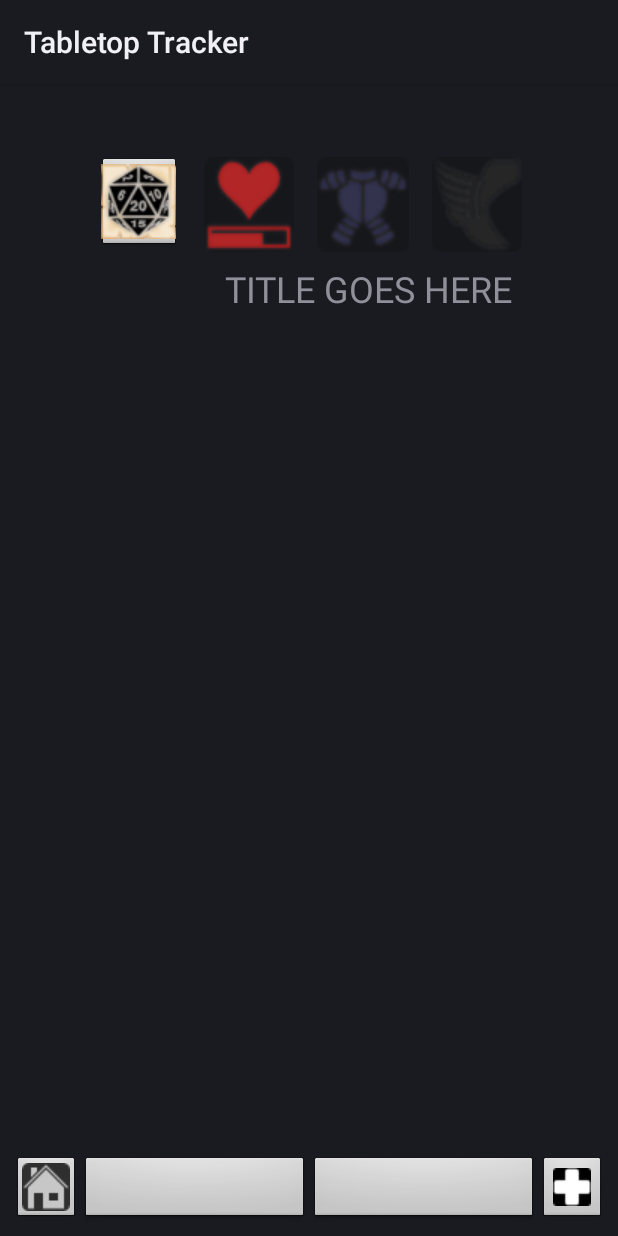
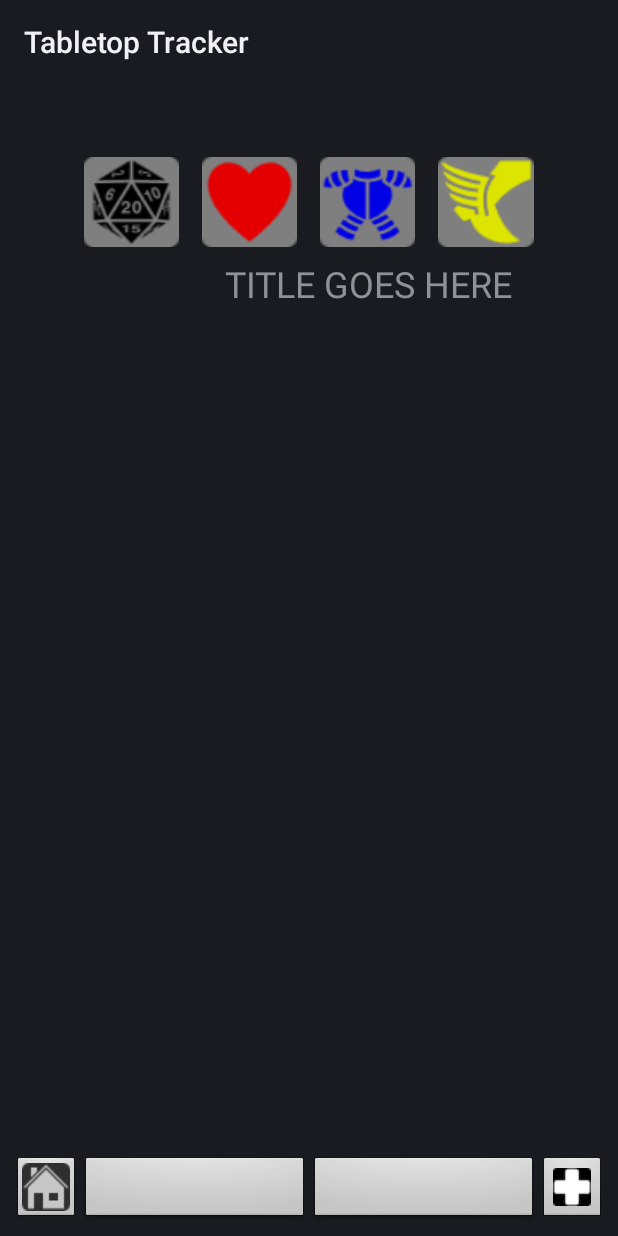
Before and after one commit to Kearns-Alex-School/Android-StatTracker, an Android app: the layout activity_character_details.xml on its own in the app's theme, with its tools: preview values and no code run, on a phone screen of 412 x 824 dp. Run offline under Robolectric (Android 15) with nearby library versions, the phone set to English and light mode, and no system bars.

Commit message:
Adjusted colors and changed images for buttons for ease of reading

```diff
--- a/app/src/main/res/layout/activity_character_details.xml
+++ b/app/src/main/res/layout/activity_character_details.xml
@@ -24,25 +24,9 @@
         app:layout_constraintStart_toStartOf="parent"
         app:layout_constraintTop_toTopOf="parent" />
 
-    <!--Button
-        android:id="@+id/Dice"
-        style="@android:style/Widget.Button"
-        android:layout_width="49dp"
-        android:layout_height="0dp"
-        android:layout_marginStart="8dp"
-        android:layout_marginTop="8dp"
-        android:layout_marginBottom="8dp"
-        android:layout_weight="1.15"
-        android:onClick="diceRoll"
-        android:text="@string/details_DiceRoller"
-        android:textAllCaps="false"
-        app:layout_constraintBottom_toTopOf="@+id/linearLayout3"
-        app:layout_constraintStart_toStartOf="parent"
-        app:layout_constraintTop_toBottomOf="@+id/title" /-->
-
     <LinearLayout
         android:id="@+id/linearLayout2"
-        android:layout_width="wrap_content"
+        android:layout_width="300dp"
         android:layout_height="wrap_content"
         android:layout_marginStart="8dp"
         android:layout_marginTop="8dp"
@@ -52,7 +36,7 @@
         app:layout_constraintStart_toStartOf="parent"
         app:layout_constraintTop_toBottomOf="@+id/title">
 
-        <ImageButton
+        <!--ImageButton
             android:id="@+id/imageButtonDice"
             style="@android:style/Widget.ImageButton"
             android:layout_width="56dp"
@@ -63,7 +47,18 @@
             android:onClick="diceRoll"
             android:src="@drawable/dice_image"
             app:layout_constraintBottom_toTopOf="@+id/linearLayout3"
-            app:layout_constraintStart_toStartOf="parent" />
+            app:layout_constraintStart_toStartOf="parent" /-->
+
+        <Button
+            android:id="@+id/Dice"
+            style="@android:style/Widget.Button"
+            android:layout_width="60dp"
+            android:layout_height="60dp"
+            android:layout_weight="1"
+            android:background="@drawable/dice_image"
+            android:onClick="diceRoll"
+            app:layout_constraintStart_toStartOf="parent"
+            app:layout_constraintTop_toBottomOf="@+id/title" />
 
         <!--Button
             android:id="@+id/Health"
@@ -85,15 +80,15 @@
             style="@android:style/Widget.Button"
             android:layout_width="60dp"
             android:layout_height="match_parent"
+            android:layout_marginLeft="15dp"
             android:layout_weight="1"
-            android:background="@drawable/lifebar"
+            android:background="@drawable/heart"
             android:onClick="editHealth"
             android:textAlignment="center"
+            android:textAllCaps="false"
             android:textColor="@android:color/white"
-            android:textAllCaps="false"
             android:textSize="14sp"
-            android:layout_marginLeft="15dp"
-            app:layout_constraintBottom_toTopOf="@+id/linearLayout3" />
+            app:layout_constraintTop_toBottomOf="@+id/title" />
 
         <!--ImageButton
             android:id="@+id/Armor2"
@@ -110,17 +105,17 @@
         <Button
             android:id="@+id/Armor"
             style="@android:style/Widget.Button"
-            android:layout_width="61dp"
+            android:layout_width="60dp"
             android:layout_height="match_parent"
+            android:layout_marginLeft="15dp"
             android:layout_weight="1"
             android:background="@drawable/breastplate"
             android:onClick="editArmor"
             android:textAlignment="center"
+            android:textAllCaps="false"
             android:textColor="@android:color/white"
-            android:textAllCaps="false"
             android:textSize="14sp"
-            android:layout_marginLeft="15dp"
-            app:layout_constraintBottom_toTopOf="@+id/linearLayout3" />
+            app:layout_constraintTop_toBottomOf="@+id/title" />
 
         <!--ImageButton
             android:id="@+id/Speed"
@@ -140,15 +135,15 @@
             style="@android:style/Widget.Button"
             android:layout_width="60dp"
             android:layout_height="match_parent"
+            android:layout_marginLeft="15dp"
             android:layout_weight="1"
             android:background="@drawable/wingfoot"
             android:onClick="editSpeed"
             android:textAlignment="center"
+            android:textAllCaps="false"
             android:textColor="@android:color/white"
-            android:textAllCaps="false"
             android:textSize="14sp"
-            android:layout_marginLeft="15dp"
-            app:layout_constraintBottom_toTopOf="@+id/linearLayout3" />
+            app:layout_constraintTop_toBottomOf="@+id/title" />
     </LinearLayout>
 
     <LinearLayout
--- a/app/src/main/res/layout/custom_layout_substat.xml
+++ b/app/src/main/res/layout/custom_layout_substat.xml
@@ -64,7 +64,6 @@
         android:background="@drawable/cancel"
         android:textAlignment="center"
         android:textSize="14sp"
-        android:textStyle="bold"
         app:layout_constraintBottom_toBottomOf="@+id/Message"
         app:layout_constraintEnd_toEndOf="parent"
         app:layout_constraintTop_toTopOf="@+id/Message" />
--- a/app/src/main/res/values/colors.xml
+++ b/app/src/main/res/values/colors.xml
@@ -3,7 +3,7 @@
     <color name="colorPrimary">#008577</color>
     <color name="colorPrimaryDark">#00574B</color>
     <color name="colorAccent">#ffffff</color>
-    <color name="DnDarkBackground">#181e25</color>
+    <color name="DnDarkBackground">#28313b</color>
     <color name="DnDarkText">#9eb8de</color>
     <color name="DnDarkAccent">#b35c22</color>
     <color name="DnDarkStatusbar">#0c48a3</color>
--- a/app/src/main/res/values/styles.xml
+++ b/app/src/main/res/values/styles.xml
@@ -24,11 +24,9 @@
 
     <style name="DnDark" parent="Theme.AppCompat.NoActionBar">
         <item name="android:colorBackground">@color/DnDarkBackground</item>
-        <item name="android:colorAccent" tools:targetApi="lollipop">@color/DnDarkAccent</item>
+        <item name="colorAccent">@color/DnDarkAccent</item>
         <item name="android:textColorPrimary">@color/DnDarkText</item>
         <item name="android:textColorSecondary">@color/DnDarkText</item>
-        <item name="android:statusBarColor" tools:targetApi="lollipop">@color/DnDarkStatusbar</item>
-        <item name="android:navigationBarColor" tools:targetApi="lollipop">@color/DnDarkStatusbar</item>
         <item name="android:colorForeground">@color/foreground_material_dark</item>
     </style>
 
```
Also changed, not shown: app/src/main/res/drawable/breastplate.png, app/src/main/res/drawable/dice_image.png, app/src/main/res/drawable/dice_image_old.png (added), app/src/main/res/drawable/heart.png (added), app/src/main/res/drawable/wingfoot.png, 1 other file.
